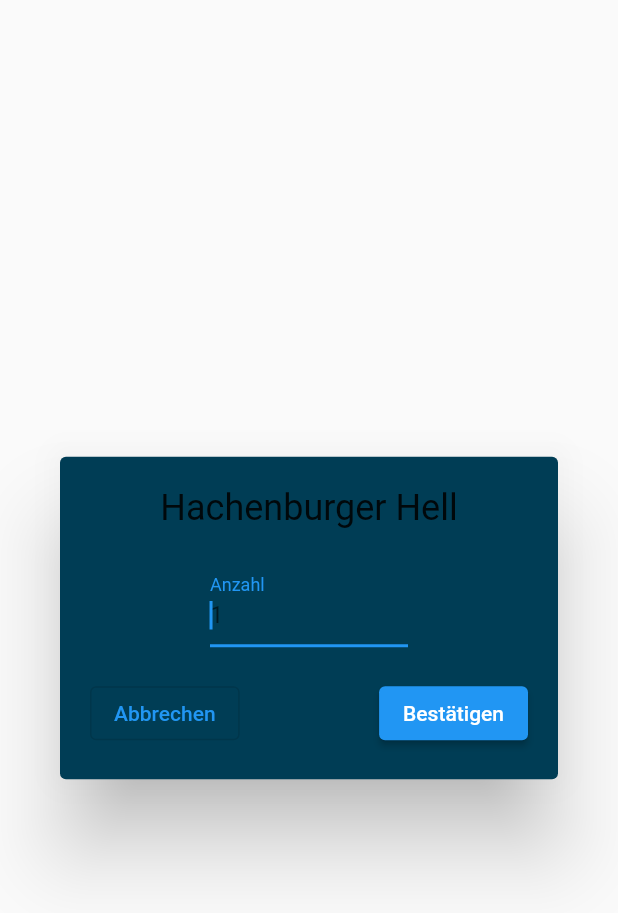
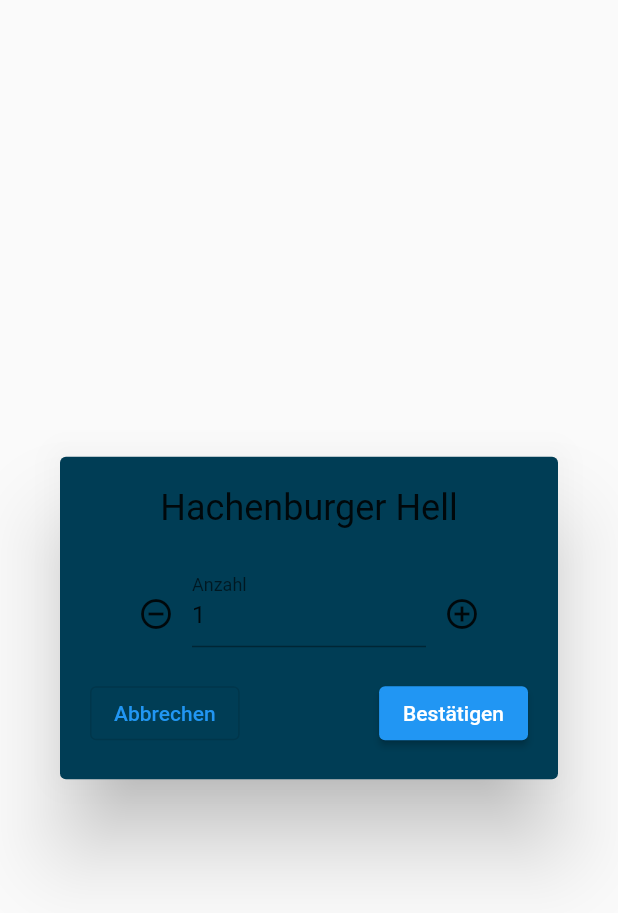
Before and after one commit to mafihw/dpsg_getraenke_app, a Flutter app: the BuyDialog widget shown alone on an empty page, opened directly with sample values from the repository, on a phone screen of 412 x 824 dp. Shown: the top 913 px of the screen. Run offline on Flutter 3.47's test engine with Material 2 defaults, Android fonts, the phone set to English and light mode, and no system bars; our stand-ins replace font_awesome_flutter.

Commit message:
added buttons to increase/decrease amount

```diff
--- a/lib/screens/drink_screen.dart
+++ b/lib/screens/drink_screen.dart
@@ -1,4 +1,3 @@
-import 'package:dpsg_app/screens/home_screen.dart';
 import 'package:dpsg_app/shared/colors.dart';
 import 'package:dpsg_app/shared/custom_app_bar.dart';
 import 'package:flutter/material.dart';
@@ -66,6 +65,8 @@
   int amountSelected = 1;
   @override
   Widget build(BuildContext context) {
+    final TextEditingController _controller = TextEditingController();
+    _controller.text="1";
     return Dialog(
       backgroundColor: kMainColor,
       child: Padding(
@@ -81,8 +82,30 @@
               height: 20,
             ),
             Padding(
-              padding: EdgeInsets.symmetric(horizontal: 80),
-              child: TextField(
+              padding: EdgeInsets.symmetric(horizontal: 20),
+              child:
+              Row(
+                mainAxisSize: MainAxisSize.min,
+                crossAxisAlignment: CrossAxisAlignment.end,
+                children: [
+                  SizedBox(
+                    height: 45,
+                    child:
+                      IconButton(
+                        onPressed: (){
+                          if (amountSelected > 0) {
+                            _controller.text = (--amountSelected).toString();
+                          }
+                        },
+                        icon: Icon(
+                            Icons.remove_circle_outline
+                        )
+                      )
+                  ),
+                  Expanded(
+                    child:
+                      TextField(
+                        controller: _controller,
                         onChanged: (amount) {
                           amountSelected = int.parse(amount);
                         },
@@ -90,9 +113,23 @@
                           Navigator.of(context).popUntil((route) => route.isFirst);
                         },
                         keyboardType: TextInputType.number,
-                autofocus: true,
                         decoration:
                         const InputDecoration(hintText: '1', labelText: "Anzahl"),
+                      ),
+                  ),
+                  SizedBox(
+                      height: 45,
+                      child:
+                      IconButton(
+                          onPressed: (){
+                              _controller.text = (++amountSelected).toString();
+                          },
+                          icon: Icon(
+                              Icons.add_circle_outline
+                          )
+                      )
+                  ),
+                ],
               ),
             ),
             SizedBox(
```
Also changed, not shown: 1 other file. Lines whose indentation alone changed are shown as unchanged.
